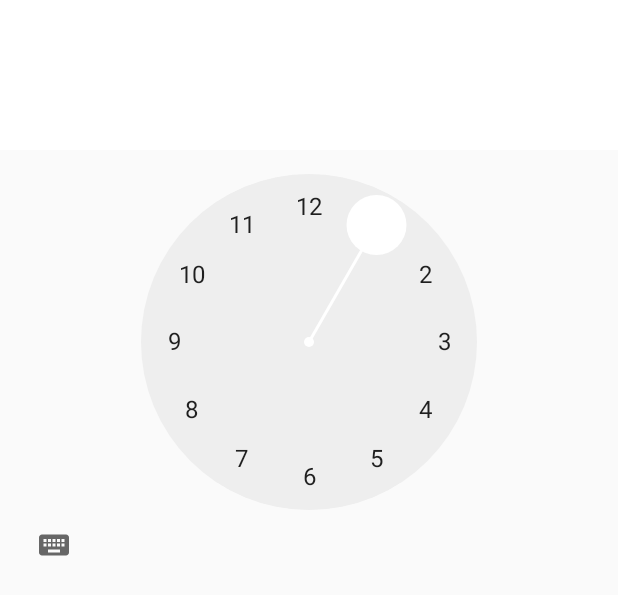
After one commit to HubMaster9000/pickUp, an Android app: the layout timepickdialogue.xml on its own in the app's theme, with its tools: preview values and no code run, on a phone screen of 412 x 824 dp. The commit adds this screen. Shown: the top 595 px of the screen. Run offline under Robolectric (Android 15) with nearby library versions, the phone set to English and light mode, and no system bars.

Commit message:
more new game stuff

```diff
--- a/app/src/main/java/org/danielsoares/pickupapp/Activities/MainActivity.java
+++ b/app/src/main/java/org/danielsoares/pickupapp/Activities/MainActivity.java
@@ -6,6 +6,7 @@ import android.view.WindowManager;
 import android.widget.ProgressBar;
 import android.widget.TextView;
 
+import org.danielsoares.pickupapp.Classes_Non_Activities.ProgressBarAnimation;
 import org.danielsoares.pickupapp.R;
 
 public class MainActivity extends AppCompatActivity {
--- a/app/src/main/java/org/danielsoares/pickupapp/Activities/Game_Class.java
+++ b/app/src/main/java/org/danielsoares/pickupapp/Classes_Non_Activities/Game_Class.java
@@ -1,4 +1,4 @@
-package org.danielsoares.pickupapp.Activities;
+package org.danielsoares.pickupapp.Classes_Non_Activities;
 
 import android.location.Location;
 
--- a/app/src/main/java/org/danielsoares/pickupapp/Activities/Player_Class.java
+++ b/app/src/main/java/org/danielsoares/pickupapp/Classes_Non_Activities/Player_Class.java
@@ -1,4 +1,4 @@
-package org.danielsoares.pickupapp.Activities;
+package org.danielsoares.pickupapp.Classes_Non_Activities;
 
 // Each account is made into a player class. Right now it's most a collection of Strings, but in the
 // future we could use this as the foundation of a player profile, adding new variables like height,
--- a/app/src/main/java/org/danielsoares/pickupapp/Activities/ProgressBarAnimation.java
+++ b/app/src/main/java/org/danielsoares/pickupapp/Classes_Non_Activities/ProgressBarAnimation.java
@@ -1,4 +1,4 @@
-package org.danielsoares.pickupapp.Activities;
+package org.danielsoares.pickupapp.Classes_Non_Activities;
 
 import android.content.Context;
 import android.view.animation.Animation;
@@ -6,6 +6,8 @@ import android.view.animation.Transformation;
 import android.widget.ProgressBar;
 import android.widget.TextView;
 import android.content.Intent;
+
+import org.danielsoares.pickupapp.Activities.Login;
 
 public class ProgressBarAnimation extends Animation {
 
--- a/app/src/main/res/layout/activity_make__a__new__game.xml
+++ b/app/src/main/res/layout/activity_make__a__new__game.xml
@@ -35,11 +35,10 @@
         />
 
     <Button
-        android:id="@+id/button"
+        android:id="@+id/SelectTimeButton"
         android:layout_width="match_parent"
         android:layout_height="wrap_content"
-        android:text="Select a Start Time"
-        android:onClick="showTimePickerDialog"/>
+        android:text="Select a Start Time" />
 
 
 </LinearLayout>
--- /dev/null
+++ b/app/src/main/res/layout/timepickdialogue.xml
@@ -0,0 +1,21 @@
+<?xml version="1.0" encoding="utf-8"?>
+<android.support.constraint.ConstraintLayout
+    xmlns:android="http://schemas.android.com/apk/res/android"
+    xmlns:tools="http://schemas.android.com/tools"
+    android:layout_width="match_parent"
+    android:layout_height="match_parent">
+
+    <TextView
+        android:layout_width="wrap_content"
+        android:layout_height="wrap_content"
+        android:text="Select a Start TIme"
+        android:textSize="40dp"/>
+
+    <TimePicker
+        android:layout_width="wrap_content"
+        android:layout_height="386dp"
+        tools:layout_editor_absoluteX="0dp"
+        tools:layout_editor_absoluteY="55dp">
+
+    </TimePicker>
+</android.support.constraint.ConstraintLayout>
```
Also changed, not shown: app/src/main/java/org/danielsoares/pickupapp/Activities/Make_A_New_Game.java (+13 -5 lines).
